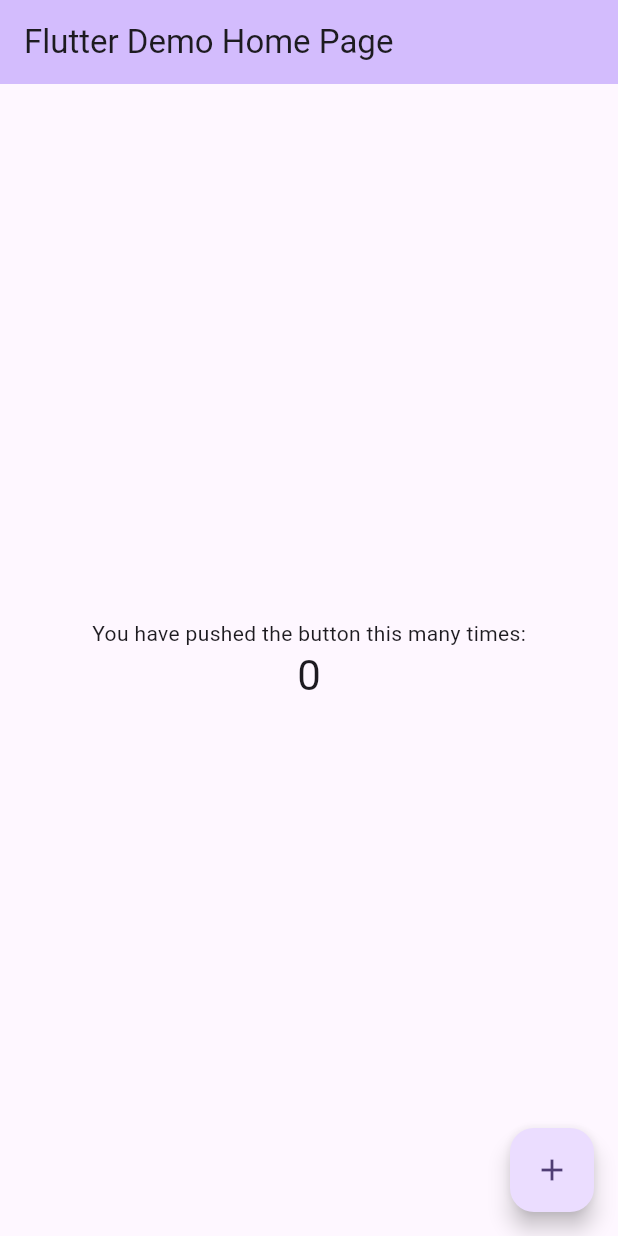
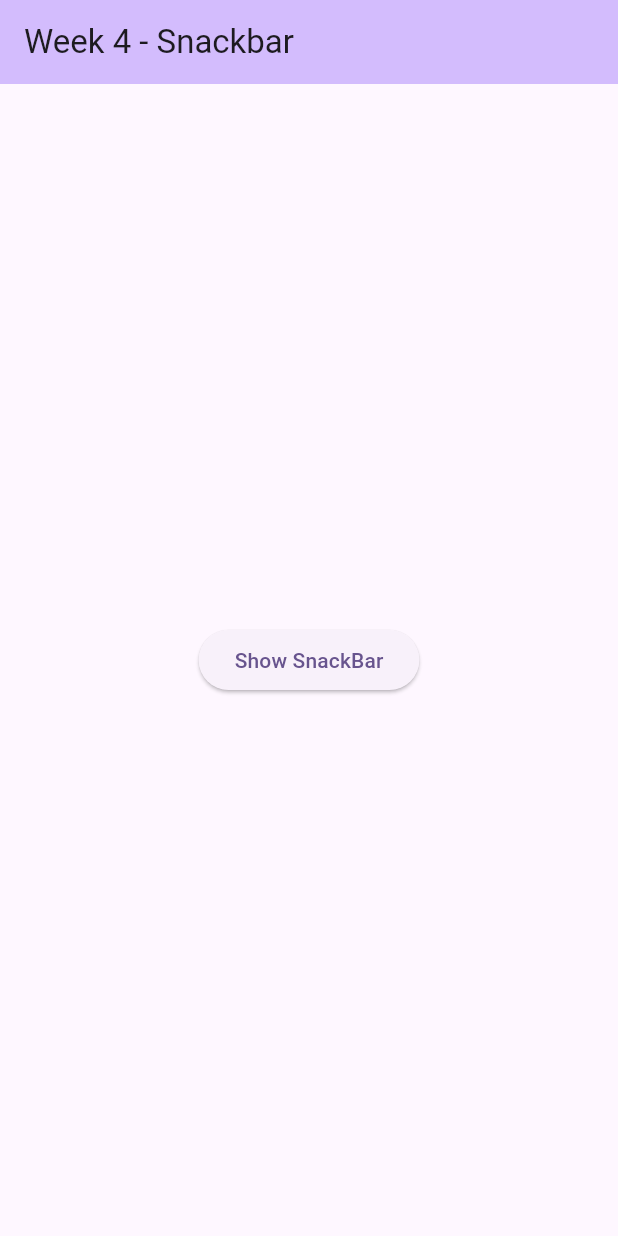
Before and after one commit to gourteacher/cst2335_25w_samples, a Flutter app: the screen it shows after launch, on a phone screen of 412 x 824 dp. Run offline on Flutter 3.47's test engine with Material 3 defaults, Android fonts, the phone set to English and light mode, and no system bars.

Commit message:
Week 4 : SnackBar

```diff
--- a/lib/main.dart
+++ b/lib/main.dart
@@ -1,4 +1,5 @@
 import 'package:flutter/material.dart';
+
 
 void main() {
   runApp(const MyApp());
@@ -11,34 +12,20 @@
   @override
   Widget build(BuildContext context) {
     return MaterialApp(
-      title: 'Flutter Demo',
+      title: 'Week 4 Samples',
       theme: ThemeData(
         // This is the theme of your application.
         //
-        // TRY THIS: Try running your application with "flutter run". You'll see
-        // the application has a purple toolbar. Then, without quitting the app,
-        // try changing the seedColor in the colorScheme below to Colors.green
-        // and then invoke "hot reload" (save your changes or press the "hot
-        // reload" button in a Flutter-supported IDE, or press "r" if you used
-        // the command line to start the app).
-        //
-        // Notice that the counter didn't reset back to zero; the application
-        // state is not lost during the reload. To reset the state, use hot
-        // restart instead.
-        //
-        // This works for code too, not just values: Most code changes can be
-        // tested with just a hot reload.
         colorScheme: ColorScheme.fromSeed(seedColor: Colors.deepPurple),
         useMaterial3: true,
       ),
-      home: const MyHomePage(title: 'Flutter Demo Home Page'),
+      home: const MyHomePage(title: 'Week 4 - Snackbar'),
     );
   }
 }
 
 class MyHomePage extends StatefulWidget {
   const MyHomePage({super.key, required this.title});
-
   // This widget is the home page of your application. It is stateful, meaning
   // that it has a State object (defined below) that contains fields that affect
   // how it looks.
@@ -47,7 +34,6 @@
   // case the title) provided by the parent (in this case the App widget) and
   // used by the build method of the State. Fields in a Widget subclass are
   // always marked "final".
-
   final String title;
 
   @override
@@ -55,24 +41,37 @@
 }
 
 class _MyHomePageState extends State<MyHomePage> {
-  int _counter = 0;
+  late var snackBar;
 
-  void _incrementCounter() {
+  @override
+  void initState() {
+    super.initState();
+    //showSnackBar();
+  }
+
+  @override
+  void dispose() {
+    super.dispose();
+  }
+
+  void showSnackBar() {
     setState(() {
-      // This call to setState tells the Flutter framework that something has
-      // changed in this State, which causes it to rerun the build method below
-      // so that the display can reflect the updated values. If we changed
-      // _counter without calling setState(), then the build method would not be
-      // called again, and so nothing would appear to happen.
-      _counter++;
+      snackBar = SnackBar(
+          content: Text('This is a SnackBar!'),
+          duration: const Duration(seconds: 2),
+          action: SnackBarAction(
+            label: 'Undo',
+            onPressed: () {
+              // Some code to undo the change.
+            },
+          ));
+      ScaffoldMessenger.of(context).showSnackBar(snackBar);
     });
   }
 
   @override
   Widget build(BuildContext context) {
-    // This method is rerun every time setState is called, for instance as done
-    // by the _incrementCounter method above.
-    //
+    // This method is rerun every time setState is called.
     // The Flutter framework has been optimized to make rerunning build methods
     // fast, so that you can just rebuild anything that needs updating rather
     // than having to individually change instances of widgets.
@@ -94,32 +93,16 @@
           // arranges them vertically. By default, it sizes itself to fit its
           // children horizontally, and tries to be as tall as its parent.
           //
-          // Column has various properties to control how it sizes itself and
-          // how it positions its children. Here we use mainAxisAlignment to
-          // center the children vertically; the main axis here is the vertical
-          // axis because Columns are vertical (the cross axis would be
-          // horizontal).
-          //
-          // TRY THIS: Invoke "debug painting" (choose the "Toggle Debug Paint"
-          // action in the IDE, or press "p" in the console), to see the
-          // wireframe for each widget.
           mainAxisAlignment: MainAxisAlignment.center,
           children: <Widget>[
-            const Text(
-              'You have pushed the button this many times:',
-            ),
-            Text(
-              '$_counter',
-              style: Theme.of(context).textTheme.headlineMedium,
+            ElevatedButton(
+              onPressed: showSnackBar,
+              child: const Text('Show SnackBar'),
             ),
           ],
         ),
       ),
-      floatingActionButton: FloatingActionButton(
-        onPressed: _incrementCounter,
-        tooltip: 'Increment',
-        child: const Icon(Icons.add),
-      ), // This trailing comma makes auto-formatting nicer for build methods.
     );
   }
+
 }
```
